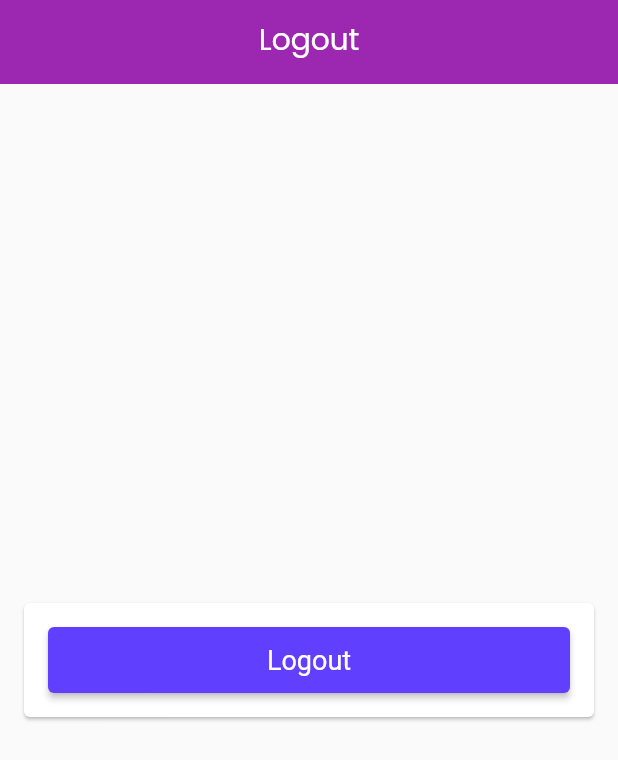
After one commit to henriquefugie/Des.Movel_App, a Flutter app: the Logout screen opened directly, on a phone screen of 412 x 824 dp. The commit adds this screen. Shown: the top 760 px of the screen. Run offline on Flutter 3.47's test engine with Material 2 defaults, Android fonts, the phone set to English and light mode, and no system bars; our stand-ins replace cloud_firestore, firebase_auth, firebase_core, pedometer, percent_indicator and 2 more; missing offline and left inert: dart:ffi; accounts and stored records are empty; network calls fail.

Commit message:
aplicativo pronto

```diff
--- a/aplicativo/lib/controller/pedrometro.dart
+++ b/aplicativo/lib/controller/pedrometro.dart
@@ -29,19 +29,15 @@ class _PedometroState extends State<Pedometro> {
     initPlatformState();
   }
 
-  void teste(StepCount event) {
-    print(event.steps);
-  }
+  void teste(StepCount event) {}
 
   void onStepCount(StepCount event) {
-    print(event);
     setState(() {
       _steps = event.steps.toString();
     });
   }
 
   void onPedestrianStatusChanged(PedestrianStatus event) {
-    print(event);
     setState(() {
       _status = event.status;
     });
--- a/aplicativo/lib/main.dart
+++ b/aplicativo/lib/main.dart
@@ -32,7 +32,6 @@ class MyApp extends StatelessWidget {
   const MyApp({super.key});
 
   Future<Object> requestPermission() async {
-    print("FLAMENGO");
     PermissionStatus result;
     if (Platform.isAndroid) {
       result = await Permission.activityRecognition.request();
--- a/aplicativo/lib/model/usuario.dart
+++ b/aplicativo/lib/model/usuario.dart
@@ -5,7 +5,7 @@ class Usuario {
   late String email;
   late String password;
   String? name;
-  int? passos;
+  String? passos;
 
   String? confirmPassword;
 
--- /dev/null
+++ b/aplicativo/lib/pages/logout/logout.dart
@@ -0,0 +1,72 @@
+import 'package:aplicativo/controller/validators.dart';
+import 'package:aplicativo/model/user_manager.dart';
+import 'package:aplicativo/model/usuario.dart';
+import 'package:flutter/material.dart';
+import 'package:provider/provider.dart';
+
+class Logout extends StatelessWidget {
+  Logout({super.key});
+
+  final GlobalKey<FormState> formKey = GlobalKey<FormState>();
+  final Usuario usuarioCadastro =
+      Usuario(email: '', password: '', name: '', confirmPassword: '');
+
+  @override
+  Widget build(BuildContext context) {
+    return Scaffold(
+      appBar: AppBar(
+        automaticallyImplyLeading: false,
+        title: const Text('Logout'),
+        centerTitle: true,
+      ),
+      body: Center(
+        child: Card(
+          margin: const EdgeInsets.symmetric(horizontal: 16),
+          child: Form(
+            key: formKey,
+            child: ListView(
+              shrinkWrap: true,
+              padding: const EdgeInsets.all(16),
+              children: <Widget>[
+                SizedBox(
+                  height: 44,
+                  child: ElevatedButton(
+                    onPressed: () {
+                      context.read<UserManager>().logout(
+                        onSuccess: () {
+                          Navigator.of(context).pushNamed('/splash');
+                        },
+                        onFail: (e) {
+                          ScaffoldMessenger.of(context).showSnackBar(SnackBar(
+                            content: Text('Falha no logout: $e'),
+                            backgroundColor: Colors.red,
+                          ));
+                        },
+                      );
+                    },
+                    style: ElevatedButton.styleFrom(
+                      backgroundColor: Theme.of(context).primaryColor,
+                      disabledBackgroundColor:
+                          Theme.of(context).primaryColor.withAlpha(100),
+                      textStyle: const TextStyle(
+                        color: Colors.white,
+                        fontSize: 18,
+                      ),
+                    ),
+                    child: const Text(
+                      'Logout',
+                      style: TextStyle(
+                        color: Colors.white,
+                        fontSize: 18,
+                      ),
+                    ),
+                  ),
+                ),
+              ],
+            ),
+          ),
+        ),
+      ),
+    );
+  }
+}
```
Also changed, not shown: aplicativo/lib/common/custom_drawer/custom_drawer.dart (+4 -9 lines), aplicativo/lib/model/user_manager.dart (+13 -1 lines), aplicativo/lib/pages/base/base_screen.dart (+2 -7 lines), aplicativo/lib/pages/cadastro/cadastro.dart (+7 -0 lines), aplicativo/lib/pages/dashboard/dashboard.dart (+48 -12 lines), aplicativo/lib/pages/login/login.dart (+1 -9 lines).
